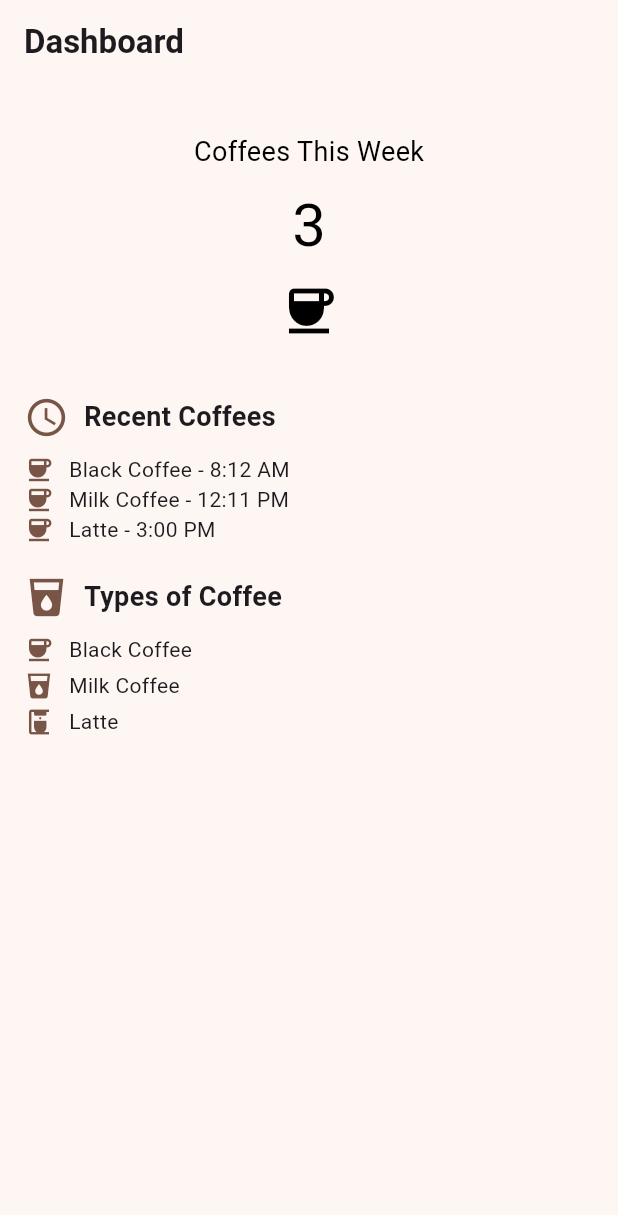
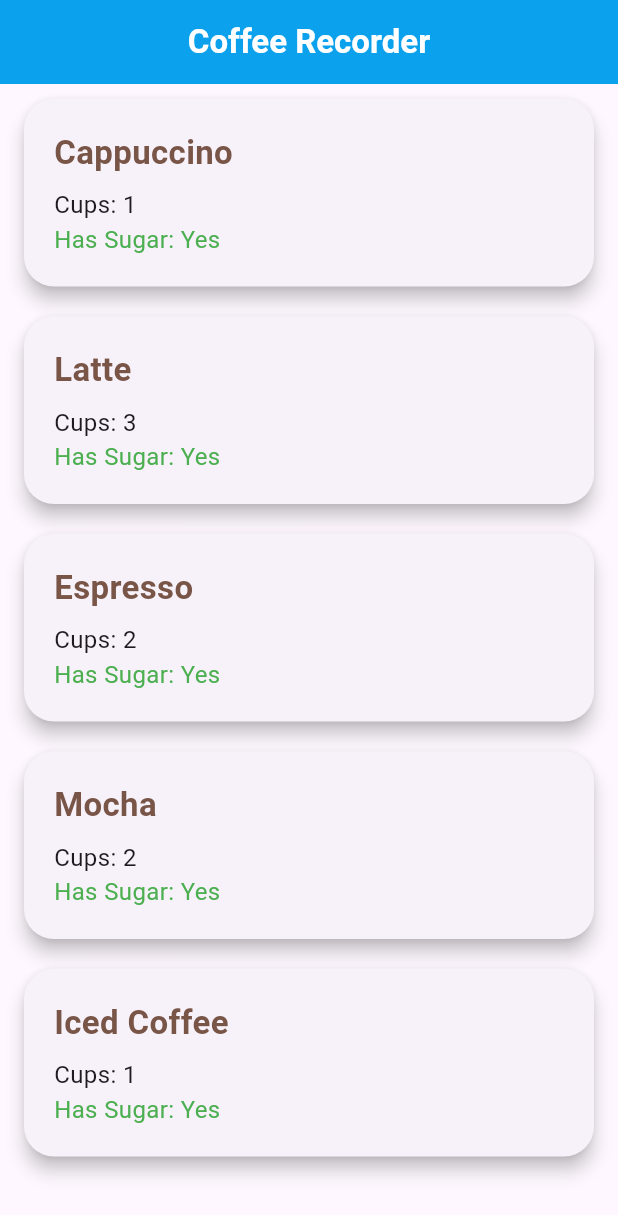
Before and after one commit to jemarc27/Coffee-Recorder, a Flutter app: the screen it shows after launch, on a phone screen of 412 x 824 dp. Shown: the top 1215 px of the screen. Run offline on Flutter 3.47's test engine with Material 3 defaults, Android fonts, the phone set to English and light mode, and no system bars.

Commit message:
dynamicUi1

```diff
--- a/lib/main.dart
+++ b/lib/main.dart
@@ -1,168 +1,10 @@
 import 'package:flutter/material.dart';
+import 'package:my_app/pages/Dashboard.dart';
+import 'package:my_app/pages/Listitem.dart';
+
 
 void main() {
-  runApp(CoffeeDashboardApp());
+  runApp(MaterialApp(
+    home: Listitem(),
+  ));
 }
-
-class CoffeeDashboardApp extends StatelessWidget {
-  @override
-  Widget build(BuildContext context) {
-    return MaterialApp(
-      title: 'Coffee Recorder',
-      theme: ThemeData(
-        primarySwatch: Colors.brown,
-        scaffoldBackgroundColor: const Color(0xFFFDF6F2),
-      ),
-      home: const DashboardScreen(),
-      debugShowCheckedModeBanner: false,
-    );
-  }
-}
-
-class DashboardScreen extends StatelessWidget {
-  const DashboardScreen({super.key});
-
-  final int coffeesThisWeek = 3; // Number of coffees this week
-  final List<Map<String, String>> recentCoffees = const [
-    {'type': 'Black Coffee', 'date': 'Apr 22', 'time': '8:12 AM'},
-    {'type': 'Milk Coffee', 'date': 'Apr 22', 'time': '12:11 PM'},
-    {'type': 'Latte', 'date': 'Apr 22', 'time': '3:00 PM'},
-  ];
-
-  @override
-  Widget build(BuildContext context) {
-    return Scaffold(
-      appBar: AppBar(
-        title: const Text(
-          'Dashboard',
-          style: TextStyle(fontWeight: FontWeight.bold),
-        ),
-        backgroundColor: Colors.transparent,
-        elevation: 0,
-      ),
-      body: Padding(
-        padding: const EdgeInsets.all(16.0),
-        child: Column(
-          children: [
-            // Coffees This Week Section with Text and Icon
-            Container(
-              padding: const EdgeInsets.all(16),
-
-              child: Column(
-                children: [
-                  const Text(
-                    'Coffees This Week',
-                    style: TextStyle(color: Colors.black, fontSize: 18),
-                  ),
-                  const SizedBox(height: 8),
-                  Text(
-                    '$coffeesThisWeek', // Display the number of coffees
-                    style: const TextStyle(color: Colors.black, fontSize: 40),
-                  ),
-                  const SizedBox(height: 8),
-                  const Icon(
-                    Icons.coffee, // Coffee Icon
-                    color: Colors.black,
-                    size: 40,
-                  ),
-                ],
-              ),
-            ),
-
-            const SizedBox(height: 20),
-
-            // Recent Coffees Section with Text and Icon
-            Row(
-              children: [
-                const Icon(
-                  Icons.access_time, // Recent icon
-                  color: Colors.brown,
-                  size: 30,
-                ),
-                const SizedBox(width: 10),
-                const Text(
-                  'Recent Coffees',
-                  style: TextStyle(fontSize: 18, fontWeight: FontWeight.bold),
-                ),
-              ],
-            ),
-            const SizedBox(height: 10),
-            Column(
-              children: recentCoffees.map((coffee) {
-                return Row(
-                  children: [
-                    const Icon(
-                      Icons.coffee, // Coffee icon for each recent coffee
-                      color: Colors.brown,
-                      size: 20,
-                    ),
-                    const SizedBox(width: 10),
-                    Text('${coffee['type']} - ${coffee['time']}'),
-                  ],
-                );
-              }).toList(),
-            ),
-
-            const SizedBox(height: 20),
-
-            // Types of Coffee Section with Text and Icon
-            Row(
-              children: [
-                const Icon(
-                  Icons.local_drink, // Coffee type icon
-                  color: Colors.brown,
-                  size: 30,
-                ),
-                const SizedBox(width: 10),
-                const Text(
-                  'Types of Coffee',
-                  style: TextStyle(fontSize: 18, fontWeight: FontWeight.bold),
-                ),
-              ],
-            ),
-            const SizedBox(height: 10),
-            Column(
-              children: const [
-                Row(
-                  children: [
-                    Icon(
-                      Icons.coffee, // Black coffee icon
-                      color: Colors.brown,
-                      size: 20,
-                    ),
-                    SizedBox(width: 10),
-                    Text('Black Coffee'),
-                  ],
-                ),
-                SizedBox(height: 4),
-                Row(
-                  children: [
-                    Icon(
-                      Icons.local_drink, // Milk coffee icon
-                      color: Colors.brown,
-                      size: 20,
-                    ),
-                    SizedBox(width: 10),
-                    Text('Milk Coffee'),
-                  ],
-                ),
-                SizedBox(height: 4),
-                Row(
-                  children: [
-                    Icon(
-                      Icons.coffee_maker, // Latte icon
-                      color: Colors.brown,
-                      size: 20,
-                    ),
-                    SizedBox(width: 10),
-                    Text('Latte'),
-                  ],
-                ),
-              ],
-            ),
-          ],
-        ),
-      ),
-    );
-  }
-}
--- /dev/null
+++ b/lib/pages/Coffee.dart
@@ -0,0 +1,13 @@
+import 'package:flutter/cupertino.dart';
+
+class Coffee {
+  String  name;
+  int cups;
+  bool hasSugar;
+
+  Coffee({
+  required this.name,
+  required this.cups,
+  required this.hasSugar
+  });
+}
--- /dev/null
+++ b/lib/pages/Dashboard.dart
@@ -0,0 +1,164 @@
+import 'package:flutter/material.dart';
+
+class Dashboard extends StatelessWidget {
+  @override
+  Widget build(BuildContext context) {
+    return MaterialApp(
+      title: 'Coffee Recorder',
+      theme: ThemeData(
+        primarySwatch: Colors.brown,
+        scaffoldBackgroundColor: const Color(0xFFFDF6F2),
+      ),
+      home: const DashboardScreen(),
+      debugShowCheckedModeBanner: false,
+    );
+  }
+}
+
+class DashboardScreen extends StatelessWidget {
+  const DashboardScreen({super.key});
+
+  final int coffeesThisWeek = 3; // Number of coffees this week
+  final List<Map<String, String>> recentCoffees = const [
+    {'type': 'Black Coffee', 'date': 'Apr 22', 'time': '8:12 AM'},
+    {'type': 'Milk Coffee', 'date': 'Apr 22', 'time': '12:11 PM'},
+    {'type': 'Latte', 'date': 'Apr 22', 'time': '3:00 PM'},
+  ];
+
+  @override
+  Widget build(BuildContext context) {
+    return Scaffold(
+      appBar: AppBar(
+        title: const Text(
+          'Dashboard.dart',
+          style: TextStyle(fontWeight: FontWeight.bold),
+        ),
+        backgroundColor: Colors.transparent,
+        elevation: 0,
+      ),
+      body: Padding(
+        padding: const EdgeInsets.all(16.0),
+        child: Column(
+          children: [
+            // Coffees This Week Section with Text and Icon
+            Container(
+              padding: const EdgeInsets.all(16),
+
+              child: Column(
+                children: [
+                  const Text(
+                    'Coffees This Week',
+                    style: TextStyle(color: Colors.black, fontSize: 18),
+                  ),
+                  const SizedBox(height: 8),
+                  Text(
+                    '$coffeesThisWeek', // Display the number of coffees
+                    style: const TextStyle(color: Colors.black, fontSize: 40),
+                  ),
+                  const SizedBox(height: 8),
+                  const Icon(
+                    Icons.coffee, // Coffee Icon
+                    color: Colors.black,
+                    size: 40,
+                  ),
+                ],
+              ),
+            ),
+
+            const SizedBox(height: 20),
+
+            // Recent Coffees Section with Text and Icon
+            Row(
+              children: [
+                const Icon(
+                  Icons.access_time, // Recent icon
+                  color: Colors.brown,
+                  size: 30,
+                ),
+                const SizedBox(width: 10),
+                const Text(
+                  'Recent Coffees',
+                  style: TextStyle(fontSize: 18, fontWeight: FontWeight.bold),
+                ),
+              ],
+            ),
+            const SizedBox(height: 10),
+            Column(
+              children: recentCoffees.map((coffee) {
+                return Row(
+                  children: [
+                    const Icon(
+                      Icons.coffee, // Coffee icon for each recent coffee
+                      color: Colors.brown,
+                      size: 20,
+                    ),
+                    const SizedBox(width: 10),
+                    Text('${coffee['type']} - ${coffee['time']}'),
+                  ],
+                );
+              }).toList(),
+            ),
+
+            const SizedBox(height: 20),
+
+            // Types of Coffee Section with Text and Icon
+            Row(
+              children: [
+                const Icon(
+                  Icons.local_drink, // Coffee type icon
+                  color: Colors.brown,
+                  size: 30,
+                ),
+                const SizedBox(width: 10),
+                const Text(
+                  'Types of Coffee',
+                  style: TextStyle(fontSize: 18, fontWeight: FontWeight.bold),
+                ),
+              ],
+            ),
+            const SizedBox(height: 10),
+            Column(
+              children: const [
+                Row(
+                  children: [
+                    Icon(
+                      Icons.coffee, // Black coffee icon
+                      color: Colors.brown,
+                      size: 20,
+                    ),
+                    SizedBox(width: 10),
+                    Text('Black Coffee'),
+                  ],
+                ),
+                SizedBox(height: 4),
+                Row(
+                  children: [
+                    Icon(
+                      Icons.local_drink, // Milk coffee icon
+                      color: Colors.brown,
+                      size: 20,
+                    ),
+                    SizedBox(width: 10),
+                    Text('Milk Coffee'),
+                  ],
+                ),
+                SizedBox(height: 4),
+                Row(
+                  children: [
+                    Icon(
+                      Icons.coffee_maker, // Latte icon
+                      color: Colors.brown,
+                      size: 20,
+                    ),
+                    SizedBox(width: 10),
+                    Text('Latte'),
+                  ],
+                ),
+              ],
+            ),
+          ],
+        ),
+      ),
+    );
+  }
+}
--- /dev/null
+++ b/lib/pages/Itemcard.dart
@@ -0,0 +1,58 @@
+import 'package:flutter/material.dart';
+import 'Coffee.dart';
+
+class Itemcard extends StatelessWidget {
+  final Coffee coffee;
+
+  const Itemcard({
+    super.key,
+    required this.coffee,
+  });
+
+  @override
+  Widget build(BuildContext context) {
+    return Card(
+      elevation: 5,
+      margin: const EdgeInsets.symmetric(horizontal: 16, vertical: 10),
+      shape: RoundedRectangleBorder(
+        borderRadius: BorderRadius.circular(20),
+      ),
+      child: Padding(
+        padding: const EdgeInsets.all(20),
+        child: Row(
+          children: [
+
+
+            Expanded(
+              child: Column(
+                crossAxisAlignment: CrossAxisAlignment.start,
+                children: [
+                  Text(
+                    coffee.name,
+                    style: const TextStyle(
+                      fontSize: 22,
+                      fontWeight: FontWeight.bold,
+                      color: Colors.brown,
+                    ),
+                  ),
+                  const SizedBox(height: 8),
+                  Text(
+                    'Cups: ${coffee.cups}',
+                    style: const TextStyle(fontSize: 16),
+                  ),
+                  Text(
+                    'Has Sugar: ${coffee.hasSugar ? "Yes" : "No"}',
+                    style: TextStyle(
+                      fontSize: 16,
+                      color: coffee.hasSugar ? Colors.green : Colors.red,
+                    ),
+                  ),
+                ],
+              ),
+            ),
+          ],
+        ),
+      ),
+    );
+  }
+}
--- /dev/null
+++ b/lib/pages/Listitem.dart
@@ -0,0 +1,44 @@
+import 'package:flutter/material.dart';
+import 'package:my_app/pages/Itemcard.dart';
+
+import 'Coffee.dart';
+
+class Listitem extends StatefulWidget {
+  const Listitem({super.key});
+
+  @override
+  State<Listitem> createState() => _ListitemState();
+}
+
+class _ListitemState extends State<Listitem> {
+  List<Coffee> coffee =[
+    Coffee(name: 'Cappuccino', cups: 1, hasSugar: true),
+    Coffee(name: 'Latte', cups: 3, hasSugar: true),
+    Coffee(name: 'Espresso', cups: 2, hasSugar: true),
+    Coffee(name: 'Mocha', cups: 2, hasSugar: true),
+    Coffee(name: 'Iced Coffee', cups: 1, hasSugar: true),
+  ];
+  @override
+  Widget build(BuildContext context) {
+    return Scaffold(
+        appBar: AppBar(
+            title: Text('Coffee Recorder',
+            style: TextStyle(
+              fontWeight: FontWeight.bold,
+              fontSize: 22,
+              color: Colors.white,
+            ),
+            ),
+               backgroundColor: Colors.lightBlue,
+          centerTitle: true,
+          elevation: 4,
+        ),
+        body: Column(
+          children: coffee.map((coffee){
+            return Itemcard(coffee: coffee);
+          }).toList(),
+    ),
+    );
+
+  }
+}
```
